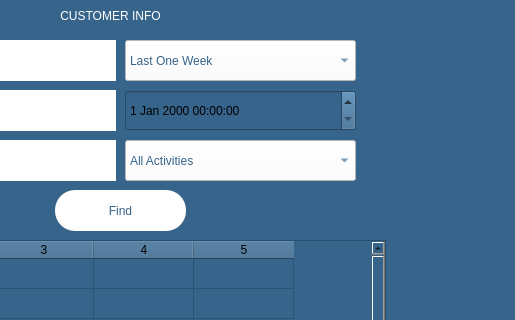
Old version of the form customerinfopage.ui in the repository melihorhanyilmaz/Project; both pictures show x 285 to 800 and y 0 to 320 of the 800 by 600 pixel window.
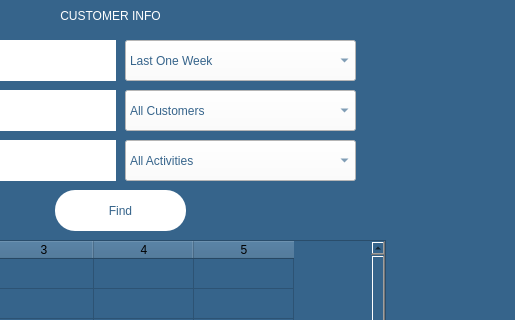
New version of the form.

Commit message: added new page Melih

```diff
--- a/customerinfopage.ui
+++ b/customerinfopage.ui
@@ -17,16 +17,6 @@
    <string notr="true">background-color: rgb(54, 100, 139);</string>
   </property>
   <widget class="QWidget" name="centralwidget">
-   <widget class="QDateTimeEdit" name="finish_TimeEdit">
-    <property name="geometry">
-     <rect>
-      <x>410</x>
-      <y>90</y>
-      <width>231</width>
-      <height>41</height>
-     </rect>
-    </property>
-   </widget>
    <widget class="QLabel" name="la_start_date">
     <property name="geometry">
      <rect>
@@ -298,6 +288,26 @@
      </property>
     </item>
    </widget>
+   <widget class="QComboBox" name="c_date_2">
+    <property name="geometry">
+     <rect>
+      <x>410</x>
+      <y>90</y>
+      <width>231</width>
+      <height>41</height>
+     </rect>
+    </property>
+    <property name="styleSheet">
+     <string notr="true">color: rgb(54, 100, 139);
+background-color: rgb(255, 255, 255);
+font: 63 14pt &quot;Montserrat SemiBold&quot;;</string>
+    </property>
+    <item>
+     <property name="text">
+      <string>All Customers</string>
+     </property>
+    </item>
+   </widget>
   </widget>
   <widget class="QMenuBar" name="menubar">
    <property name="geometry">
```
Left out of the diff: 6 changed lines with no effect on the pictures.
